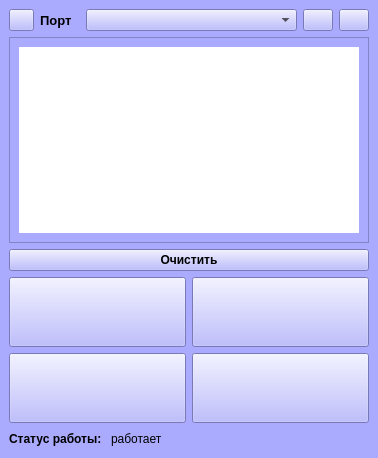
Old version of the form design/design.ui in the repository RosSample/B.I.G_weights.
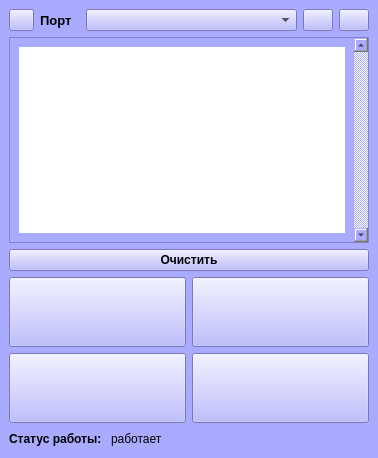
New version of the form. Icons and pictures are not drawn.

The edit to the form file:
```diff
--- a/design/design.ui
+++ b/design/design.ui
@@ -185,8 +185,8 @@
            <colorrole role="Base">
             <brush brushstyle="SolidPattern">
              <color alpha="255">
-              <red>255</red>
-              <green>255</green>
+              <red>170</red>
+              <green>170</green>
               <blue>255</blue>
              </color>
             </brush>
@@ -214,8 +214,8 @@
            <colorrole role="Base">
             <brush brushstyle="SolidPattern">
              <color alpha="255">
-              <red>255</red>
-              <green>255</green>
+              <red>170</red>
+              <green>170</green>
               <blue>255</blue>
              </color>
             </brush>
@@ -261,6 +261,21 @@
           </disabled>
          </palette>
         </property>
+        <property name="frameShape">
+         <enum>QFrame::StyledPanel</enum>
+        </property>
+        <property name="frameShadow">
+         <enum>QFrame::Sunken</enum>
+        </property>
+        <property name="verticalScrollBarPolicy">
+         <enum>Qt::ScrollBarAlwaysOn</enum>
+        </property>
+        <property name="horizontalScrollBarPolicy">
+         <enum>Qt::ScrollBarAsNeeded</enum>
+        </property>
+        <property name="sizeAdjustPolicy">
+         <enum>QAbstractScrollArea::AdjustToContents</enum>
+        </property>
         <property name="widgetResizable">
          <bool>true</bool>
         </property>
@@ -269,7 +284,7 @@
           <rect>
            <x>0</x>
            <y>0</y>
-           <width>356</width>
+           <width>339</width>
            <height>192</height>
           </rect>
          </property>
@@ -288,8 +303,8 @@
             <colorrole role="Base">
              <brush brushstyle="SolidPattern">
               <color alpha="255">
-               <red>255</red>
-               <green>255</green>
+               <red>170</red>
+               <green>170</green>
                <blue>255</blue>
               </color>
              </brush>
@@ -317,8 +332,8 @@
             <colorrole role="Base">
              <brush brushstyle="SolidPattern">
               <color alpha="255">
-               <red>255</red>
-               <green>255</green>
+               <red>170</red>
+               <green>170</green>
                <blue>255</blue>
               </color>
              </brush>
```
